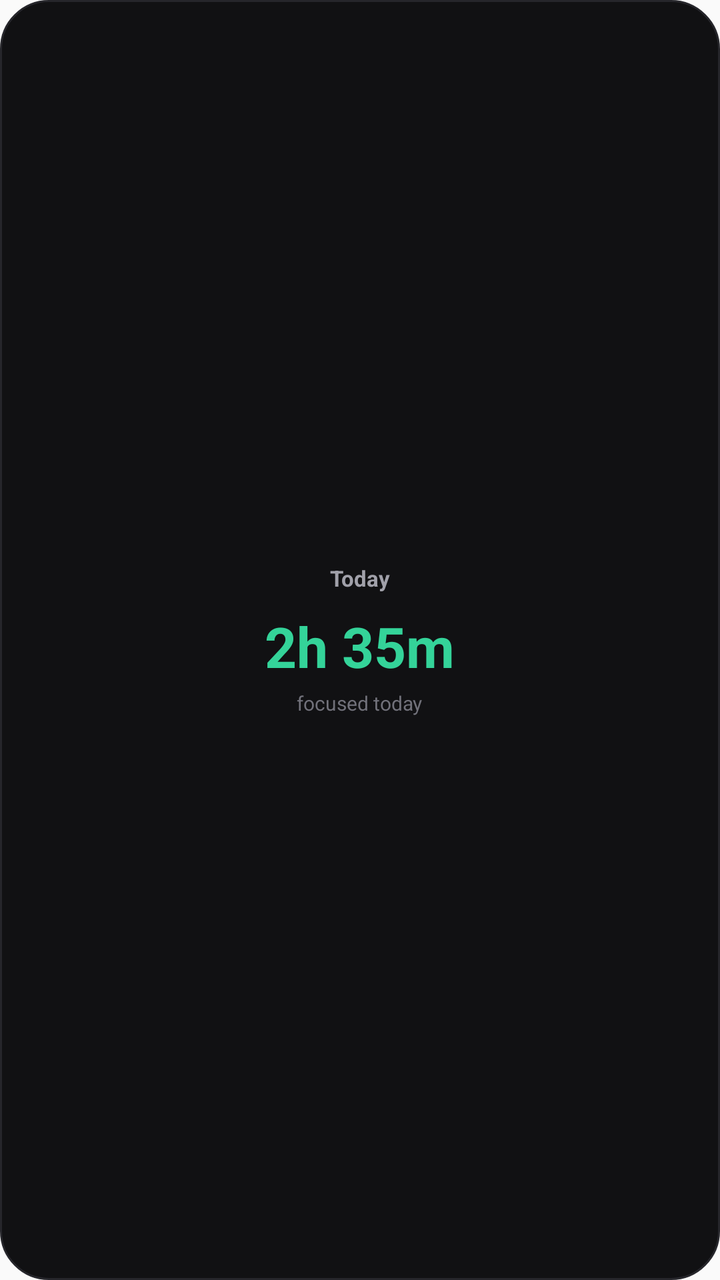
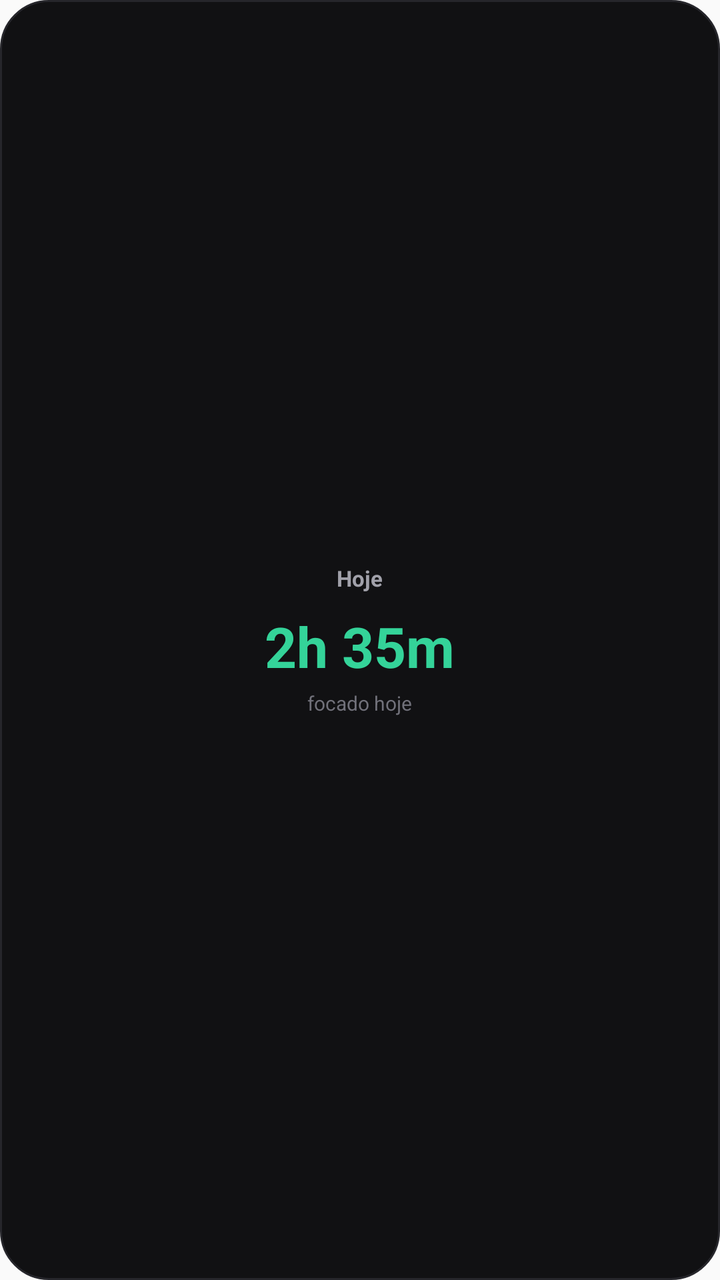

Two renders of the same Android screen: before a commit and after it. Below are the layout's source before the change and the commit's diff.
<!-- AndroidManifest.xml: application theme AppTheme -->
<!-- res/layout/widget_small_today_focus_preview.xml -->
<?xml version="1.0" encoding="utf-8"?>
<LinearLayout
    xmlns:android="http://schemas.android.com/apk/res/android"
    android:layout_width="match_parent"
    android:layout_height="match_parent"
    android:orientation="vertical"
    android:gravity="center"
    android:padding="12dp"
    android:background="@drawable/widget_focus_background">

    <TextView
        android:layout_width="wrap_content"
        android:layout_height="wrap_content"
        android:text="Today"
        android:textColor="#A1A1AA"
        android:textSize="11sp"
        android:textStyle="bold" />

    <TextView
        android:layout_width="wrap_content"
        android:layout_height="wrap_content"
        android:layout_marginTop="8dp"
        android:text="2h 35m"
        android:textColor="#34D399"
        android:textSize="28sp"
        android:textStyle="bold" />

    <TextView
        android:layout_width="wrap_content"
        android:layout_height="wrap_content"
        android:layout_marginTop="3dp"
        android:text="focused today"
        android:textColor="#71717A"
        android:textSize="10sp" />

</LinearLayout>
<!-- resources referenced by this layout -->
<resources>
  <!-- drawable widget_focus_background (drawable) -->
  <?xml version="1.0" encoding="utf-8"?>
  <shape
      xmlns:android="http://schemas.android.com/apk/res/android"
      android:shape="rectangle">
  
      <solid android:color="#111113" />
  
      <corners
          android:radius="24dp" />
  
      <stroke
          android:width="1dp"
          android:color="#26262B" />
  
  </shape>
  <style name="AppTheme" parent="Theme.AppCompat.Light.DarkActionBar">
          
          <item name="colorPrimary">@color/colorPrimary</item>
          <item name="colorPrimaryDark">@color/colorPrimaryDark</item>
          <item name="colorAccent">@color/colorAccent</item>
      </style>
</resources>

<!-- the commit's change to res/layout/widget_small_today_focus_preview.xml (unified diff, before → after) -->
@@ -11,7 +11,7 @@
     <TextView
         android:layout_width="wrap_content"
         android:layout_height="wrap_content"
-        android:text="Today"
+        android:text="Hoje"
         android:textColor="#A1A1AA"
         android:textSize="11sp"
         android:textStyle="bold" />
@@ -29,7 +29,7 @@
         android:layout_width="wrap_content"
         android:layout_height="wrap_content"
         android:layout_marginTop="3dp"
-        android:text="focused today"
+        android:text="focado hoje"
         android:textColor="#71717A"
         android:textSize="10sp" />
 
